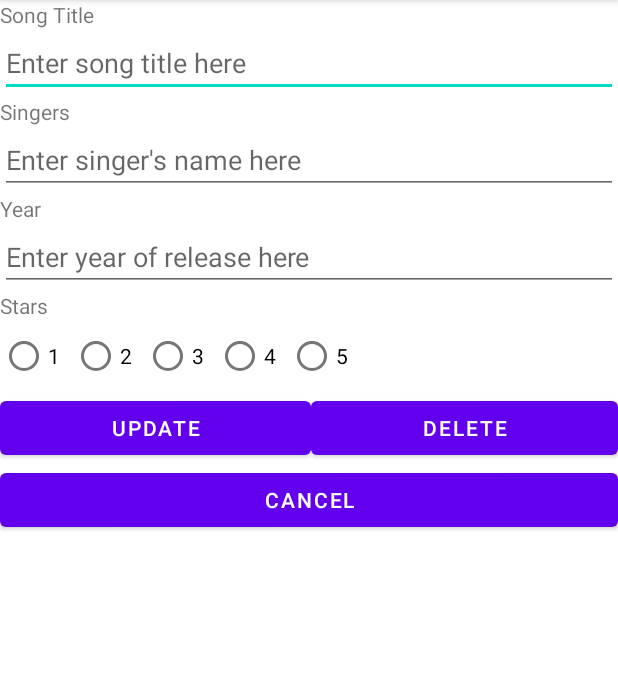
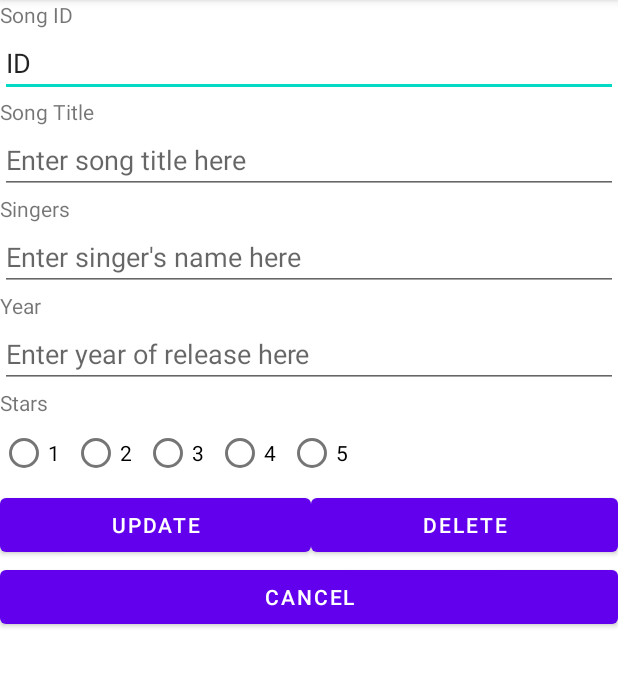
Before and after one commit to nuurulhidayah/PS04, an Android app: the ModifySongActivity screen opened directly, with no data from a screen before it, on a phone screen of 412 x 824 dp, the part 84-771 px from its top. Run offline under Robolectric (Android 15) with nearby library versions, the phone set to English and light mode, and no system bars.

Commit message:
updated codes

```diff
--- a/app/src/main/res/layout/activity_modify_song.xml
+++ b/app/src/main/res/layout/activity_modify_song.xml
@@ -6,6 +6,20 @@
     android:layout_height="match_parent"
     android:orientation="vertical"
     tools:context=".ModifySongActivity">
+
+    <TextView
+        android:id="@+id/textViewID"
+        android:layout_width="match_parent"
+        android:layout_height="wrap_content"
+        android:text="Song ID" />
+
+
+    <EditText
+        android:id="@+id/editTextID"
+        android:layout_width="match_parent"
+        android:layout_height="wrap_content"
+        android:inputType="none"
+        android:text="ID" />
 
     <TextView
         android:id="@+id/textViewTitle2"
```
